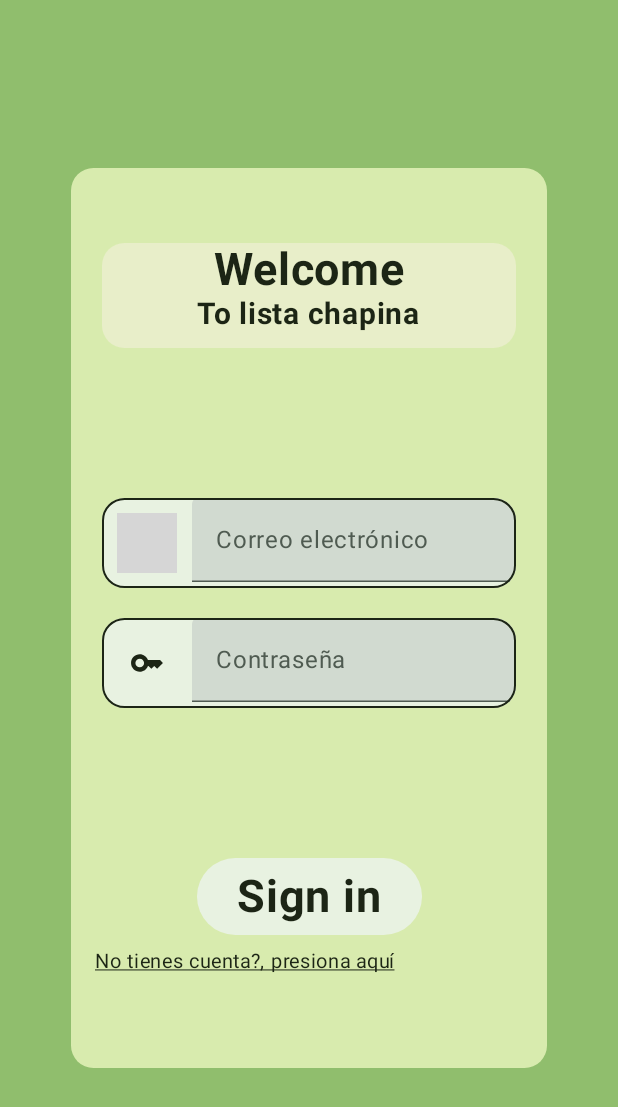
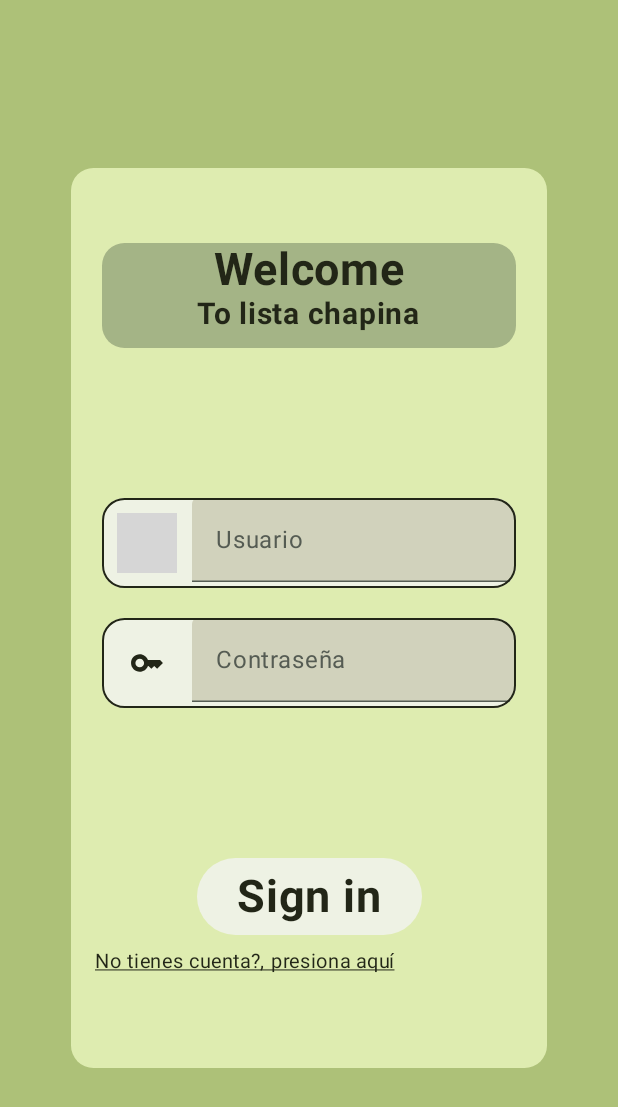
Before and after one commit to Andyfer004/Proyecto_plataformas_moviles, an Android app built with Jetpack Compose: the screen it shows after launch (MainActivity), after a tap on "Sign in", on a phone screen of 412 x 824 dp. Shown: the top 1107 px of the screen. Run offline under Robolectric (Android 15) with nearby library versions, the phone set to English and light mode, and no system bars; grey boxes are pictures that could not be loaded.

Commit message:
Se mejoro la UI.

```diff
--- a/app/src/main/java/com/example/proyecto_plataformas_mviles/MainActivity.kt
+++ b/app/src/main/java/com/example/proyecto_plataformas_mviles/MainActivity.kt
@@ -2,6 +2,7 @@ package com.example.proyecto_plataformas_mviles
 
 import android.content.Intent
 import android.os.Bundle
+import android.widget.Toast
 import androidx.activity.ComponentActivity
 import androidx.activity.compose.setContent
 import androidx.compose.foundation.background
@@ -19,6 +20,7 @@ import androidx.compose.foundation.layout.size
 import androidx.compose.foundation.layout.width
 import androidx.compose.foundation.shape.RoundedCornerShape
 import androidx.compose.foundation.text.KeyboardOptions
+import androidx.compose.material.MaterialTheme.colors
 import androidx.compose.material3.Button
 import androidx.compose.material3.ButtonDefaults
 import androidx.compose.material3.ExperimentalMaterial3Api
@@ -154,14 +156,17 @@ fun Greeting(name: String, modifier: Modifier = Modifier) {
                                     text = newText
                                 }
                             },
-                            label = { Text("Correo electrónico") },
+                            placeholder = { Text("Correo electrónico") },
+                            label = { Text("Usuario") },
                             textStyle = TextStyle(fontSize = 15.sp, color = Color.Black),
                             modifier = Modifier
                                 .width(276.dp)
                                 .padding(0.dp)
                                 .background(Color.White),
-
+                            colors = TextFieldDefaults.textFieldColors(
+                                containerColor = Color(218, 215, 205)
                             )
+                        )
 
                     }
                 }
@@ -184,7 +189,6 @@ fun Greeting(name: String, modifier: Modifier = Modifier) {
                             tint = Color.Black,
                             modifier = Modifier
                                 .padding(10.dp),
-
                             )
 
                         TextField(
@@ -202,8 +206,10 @@ fun Greeting(name: String, modifier: Modifier = Modifier) {
                                 .background(Color.White),
                             visualTransformation = PasswordVisualTransformation(),
                             keyboardOptions = KeyboardOptions.Default.copy(
-                                keyboardType = KeyboardType.Password
-
+                                keyboardType = KeyboardType.Password,
+                            ),
+                            colors = TextFieldDefaults.textFieldColors(
+                                containerColor = Color(218, 215, 205)
                             )
                         )
 
@@ -219,6 +225,9 @@ fun Greeting(name: String, modifier: Modifier = Modifier) {
                         if (ValidUser( text ,text2)) {
                             val intent = Intent(context, Supermarket::class.java)
                             context.startActivity(intent)
+                        }
+                        else{
+                            Toast.makeText(context, "Usuario o contraseña incorrectos", Toast.LENGTH_SHORT).show()
                         }
                     },
                     modifier = Modifier
@@ -279,6 +288,8 @@ private fun ValidUser(text: String, text2: String): Boolean {
 @Composable
 fun GreetingPreview() {
     Proyecto_Plataformas_móvilesTheme {
-        Greeting("")
+        Surface(modifier = Modifier.fillMaxSize() ,color = colorb ) {
+            Greeting("")
+        }
     }
 }
--- a/app/src/main/java/com/example/proyecto_plataformas_mviles/ui/theme/Color.kt
+++ b/app/src/main/java/com/example/proyecto_plataformas_mviles/ui/theme/Color.kt
@@ -5,9 +5,9 @@ import androidx.compose.ui.graphics.Color
 val Purple80 = Color(0xFFD0BCFF)
 val PurpleGrey80 = Color(0xFFCCC2DC)
 val Pink80 = Color(0xFFEFB8C8)
-val colorb = Color(144, 190, 109)
+val colorb = Color(173, 193, 120)
 val transparent = Color(235, 247, 191, 255)
-val colora = Color(254, 250, 224);
+val colora = Color(163, 177, 138);
 val Beige = Color(255, 218, 198)
 val Purple40 = Color(0xFF6650a4)
 val PurpleGrey40 = Color(0xFF625b71)
```
